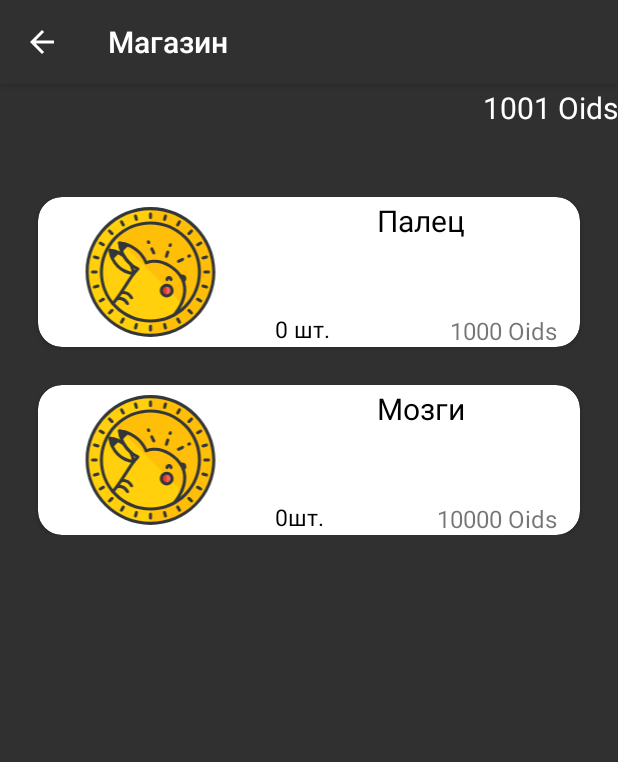
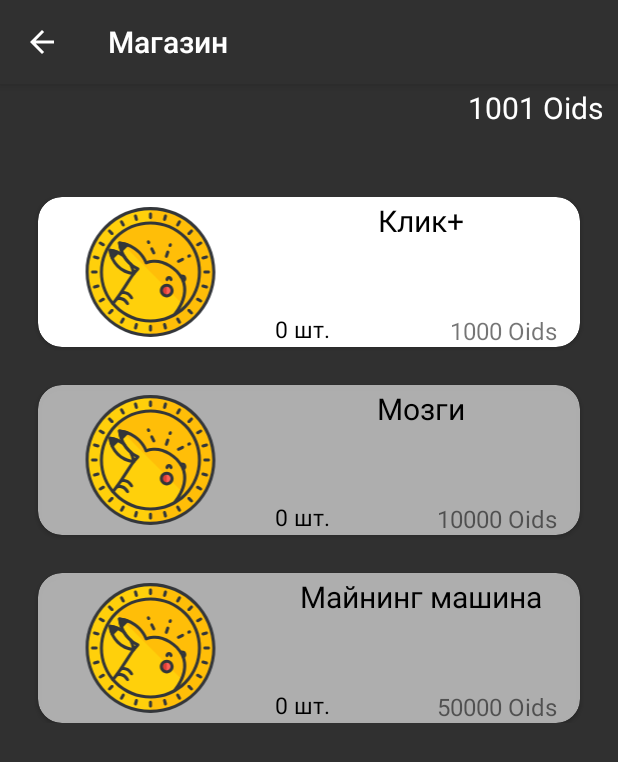
Before and after one commit to DexMP/Coins, an Android app: the Shop screen opened directly, with no data from a screen before it, on a phone screen of 412 x 824 dp. Shown: the top 762 px of the screen. Run offline under Robolectric (Android 15) with nearby library versions, the phone set to English and light mode, and no system bars.

Commit message:
Глобальное обновление!!! Изменён магазин, добавлена функция при которой польщователь может видеть что возможно купить, а что нет! Так же изменён профиль: ранее добавленный рюкзак был поделен на несколько фрагментов для более удобного понимания содержимго.Добавлены новые чит коды для аддминистраторов и тестировщиков. Сделано динамическое обновление сожержимого которое позволяет моментально замечать изменения при покупках, так же в магазине добавлен новый предмет "Майнинг машина", которая даёт бонус к клику а так же к дамагу в секунду. Всё это можно так же отследить в профиле! Приятного пользования =)

```diff
--- a/app/src/main/java/com/dexmp/dexmp/Consts.java
+++ b/app/src/main/java/com/dexmp/dexmp/Consts.java
@@ -13,6 +13,7 @@ public final class Consts {
     public static final int X_XP = 1000;
     public static final int START_PRICE_RAM = 1000;
     public static final int START_PRICE_BRAIN = 10000;
+    public static final int START_PRICE_MINING_MACHINE = 50000;
     public static final int START_DAMAGE = 1;
     public static final int TIC = 1;
 }
--- a/app/src/main/java/com/dexmp/dexmp/Shop.java
+++ b/app/src/main/java/com/dexmp/dexmp/Shop.java
@@ -1,5 +1,6 @@
 package com.dexmp.dexmp;
 
+import android.annotation.SuppressLint;
 import android.content.SharedPreferences;
 import android.os.Bundle;
 import android.view.View;
@@ -20,18 +21,26 @@ public class Shop extends AppCompatActivity implements View.OnClickListener {
     protected int sum_finger;
     protected int price_brain;
     protected int sum_brain;
+    protected int price_mining_machine;
+    protected int sum_mining_machine;
     protected int dps;
     protected int damage;
 
     // UI
+    //Layouts
     LinearLayout liner;
+    // Text
     TextView shop_balance;
     TextView ui_finger_price;
     TextView ui_finger_sum;
     TextView ui_brain_price;
     TextView ui_brain_sum;
+    TextView ui_mining_machine_price;
+    TextView ui_mining_machine_sum;
+    // Cards
     CardView brain;
     CardView finger;
+    CardView mining_machine;
 
     @Override
     protected void onCreate(Bundle savedInstanceState) {
@@ -53,15 +62,18 @@ public class Shop extends AppCompatActivity implements View.OnClickListener {
         //brain
         price_brain = save_load.getInt("price_brain", Consts.START_PRICE_BRAIN);
         sum_brain = save_load.getInt("sum_brain", 0);
+        //mining machine
+        price_mining_machine = save_load.getInt("price_mining_machine", Consts.START_PRICE_MINING_MACHINE);
+        sum_mining_machine = save_load.getInt("sum_mining_machine", 0);
         //full damage
         dps = save_load.getInt("dps", 0);
         damage = save_load.getInt("damage", Consts.START_DAMAGE);
 
+        // Check
+        checkMoney();
+
         // Update UI
         updateUI();
-
-        finger.setOnClickListener(this);
-        brain.setOnClickListener(this);
     }
 
     private void initData() {
@@ -69,10 +81,13 @@ public class Shop extends AppCompatActivity implements View.OnClickListener {
         shop_balance = (TextView) findViewById(R.id.shop_balance);
         ui_finger_price = (TextView) findViewById(R.id.finger_price);
         ui_finger_sum = (TextView) findViewById(R.id.finger_sum);
+        ui_brain_price = (TextView) findViewById(R.id.brain_price);
+        ui_brain_sum = (TextView) findViewById(R.id.brain_sum);
+        ui_mining_machine_price = (TextView) findViewById(R.id.mining_machine_price);
+        ui_mining_machine_sum = (TextView) findViewById(R.id.mining_machine_sum);
+        mining_machine = (CardView) findViewById(R.id.mining_machine);
         finger = (CardView) findViewById(R.id.finger);
         brain = (CardView) findViewById(R.id.brain);
-        ui_brain_price = (TextView) findViewById(R.id.brain_price);
-        ui_brain_sum = (TextView) findViewById(R.id.brain_sum);
     }
 
     private void updateUI() {
@@ -89,6 +104,9 @@ public class Shop extends AppCompatActivity implements View.OnClickListener {
         //brain
         price_brain = save_load.getInt("price_brain", Consts.START_PRICE_BRAIN);
         sum_brain = save_load.getInt("sum_brain", 0);
+        //mining machine
+        price_mining_machine = save_load.getInt("price_mining_machine", Consts.START_PRICE_MINING_MACHINE);
+        sum_mining_machine = save_load.getInt("sum_mining_machine", 0);
         //full damage
         dps = save_load.getInt("dps", 0);
         damage = save_load.getInt("damage", Consts.START_DAMAGE);
@@ -96,8 +114,12 @@ public class Shop extends AppCompatActivity implements View.OnClickListener {
         ui_finger_price.setText(price_finger + Consts.GAME_VALUT);
         ui_finger_sum.setText(sum_finger + " шт.");
         ui_brain_price.setText(price_brain + Consts.GAME_VALUT);
-        ui_brain_sum.setText(sum_brain + "шт.");
+        ui_brain_sum.setText(sum_brain + " шт.");
+        ui_mining_machine_price.setText(price_mining_machine + Consts.GAME_VALUT);
+        ui_mining_machine_sum.setText(sum_mining_machine + " шт.");
         shop_balance.setText(coins + Consts.GAME_VALUT);
+
+        checkMoney();
     }
 
 
@@ -128,6 +150,7 @@ public class Shop extends AppCompatActivity implements View.OnClickListener {
                     Toast.makeText(this, "Эмм.. не хватает денег", Toast.LENGTH_LONG).show();
                 }
                 break;
+
             case R.id.brain:
                 if (coins >= price_brain) {
                     if (lvl >= 10) {
@@ -153,6 +176,56 @@ public class Shop extends AppCompatActivity implements View.OnClickListener {
                     Toast.makeText(this, "Эмм.. не хватает денег", Toast.LENGTH_LONG).show();
                 }
                 break;
+
+            case R.id.mining_machine:
+                if (coins >= price_mining_machine) {
+                    if (lvl >= 17) {
+                        coins = coins - price_mining_machine;
+                        sum_mining_machine = sum_mining_machine + 1;
+                        damage = damage + 5;
+                        dps = dps + 5;
+                        price_mining_machine = price_mining_machine + 20000;
+
+                        SharedPreferences savedProgress = getSharedPreferences("Saver", MODE_PRIVATE);
+                        SharedPreferences.Editor editor = savedProgress.edit();
+                        editor.putInt("coins", coins);
+                        editor.putInt("lvl", lvl);
+                        editor.putInt("sum_mining_machine", sum_mining_machine);
+                        editor.putInt("price_mining_machine", price_mining_machine);
+                        editor.putInt("damage", damage);
+                        editor.putInt("dps", dps);
+                        editor.apply();
+
+                        updateUI();
+                    } else {
+                        Toast.makeText(this, "Уровень маловат не потянешь", Toast.LENGTH_LONG).show();
+                    }
+                } else {
+                    Toast.makeText(this, "Эмм.. не хватает денег", Toast.LENGTH_LONG).show();
+                }
+        }
+    }
+
+    private void checkMoney() {
+        if (coins >= price_finger) {
+            finger.setCardBackgroundColor(getResources().getColor(R.color.white));
+            finger.setOnClickListener(this);
+        } else {
+            finger.setCardBackgroundColor(getResources().getColor(R.color.silver));
+        }
+
+        if (coins >= price_brain) {
+            brain.setCardBackgroundColor(getResources().getColor(R.color.white));
+            brain.setOnClickListener(this);
+        } else {
+            brain.setCardBackgroundColor(getResources().getColor(R.color.silver));
+        }
+
+        if (coins >= price_mining_machine) {
+            mining_machine.setOnClickListener(this);
+            mining_machine.setCardBackgroundColor(getResources().getColor(R.color.white));
+        } else {
+            mining_machine.setCardBackgroundColor(getResources().getColor(R.color.silver));
         }
     }
 }
--- a/app/src/main/res/layout/activity_shop.xml
+++ b/app/src/main/res/layout/activity_shop.xml
@@ -12,7 +12,7 @@
         android:layout_width="match_parent"
         android:layout_height="wrap_content"
         android:textSize="20sp"
-        android:paddingLeft="10dp"
+        android:paddingRight="10dp"
         android:paddingTop="2dp"
         android:textColor="@color/white"
         android:text=""
@@ -39,7 +39,7 @@
                 android:layout_height="100dp"
                 android:layout_marginRight="25dp"
                 android:layout_marginLeft="25dp"
-                android:background="@color/silver"
+                app:cardBackgroundColor="@color/silver"
                 app:cardCornerRadius="16dp">
 
                 <LinearLayout
@@ -102,7 +102,7 @@
                 android:layout_marginTop="25dp"
                 android:layout_marginRight="25dp"
                 android:layout_marginLeft="25dp"
-                android:background="@color/silver"
+                android:backgroundTint="@color/silver"
                 app:cardCornerRadius="16dp">
 
                 <LinearLayout
@@ -158,6 +158,70 @@
 
             </androidx.cardview.widget.CardView>
 
+            <androidx.cardview.widget.CardView
+                android:id="@+id/mining_machine"
+                android:layout_width="match_parent"
+                android:layout_height="100dp"
+                android:layout_marginTop="25dp"
+                android:layout_marginRight="25dp"
+                android:layout_marginLeft="25dp"
+                android:backgroundTint="@color/silver"
+                app:cardCornerRadius="16dp">
+
+                <LinearLayout
+                    android:layout_width="match_parent"
+                    android:layout_height="match_parent"
+                    android:orientation="horizontal">
+
+                    <ImageView
+                        android:layout_width="150dp"
+                        android:layout_height="match_parent"
+                        android:padding="4dp"
+                        android:src="@drawable/oid"
+                        android:background="@color/invisible"/>
+
+                    <FrameLayout
+                        android:layout_width="match_parent"
+                        android:layout_height="match_parent"
+                        android:background="@color/invisible">
+
+                        <TextView
+                            android:layout_width="match_parent"
+                            android:layout_height="wrap_content"
+                            android:gravity="center"
+                            android:padding="2dp"
+                            android:text="@string/mining_machine"
+                            android:textColor="@color/black"
+                            android:textSize="20sp" />
+
+                        <TextView
+                            android:id="@+id/mining_machine_sum"
+                            android:layout_width="match_parent"
+                            android:layout_height="wrap_content"
+                            android:layout_gravity="center"
+                            android:gravity="left"
+                            android:paddingLeft="8dp"
+                            android:layout_marginTop="38dp"
+                            android:text=""
+                            android:textSize="15dp"
+                            android:textColor="@color/black"/>
+
+                        <TextView
+                            android:id="@+id/mining_machine_price"
+                            android:layout_width="match_parent"
+                            android:layout_height="wrap_content"
+                            android:paddingRight="15dp"
+                            android:text=""
+                            android:textSize="16sp"
+                            android:gravity="right"
+                            android:layout_gravity="bottom"/>
+
+                    </FrameLayout>
+
+                </LinearLayout>
+
+            </androidx.cardview.widget.CardView>
+
         </LinearLayout>
 
     </ScrollView>
--- a/app/src/main/res/values/strings.xml
+++ b/app/src/main/res/values/strings.xml
@@ -1,7 +1,8 @@
 <resources>
     <string name="app_name">Oids</string>
     <!-- Game Strings -->
-    <string name="finger">Палец</string>
+    <string name="finger">Клик+</string>
     <string name="brain">Мозги</string>
+    <string name="mining_machine">Майнинг машина</string>
     <string name="accs">Аккаунты</string>
 </resources>
```
Also changed, not shown: app/src/main/java/com/dexmp/dexmp/MainActivity.java (+5 -12 lines), app/src/main/java/com/dexmp/dexmp/Profile.java (+31 -15 lines), app/src/main/res/layout/activity_profile.xml (+62 -2 lines).
